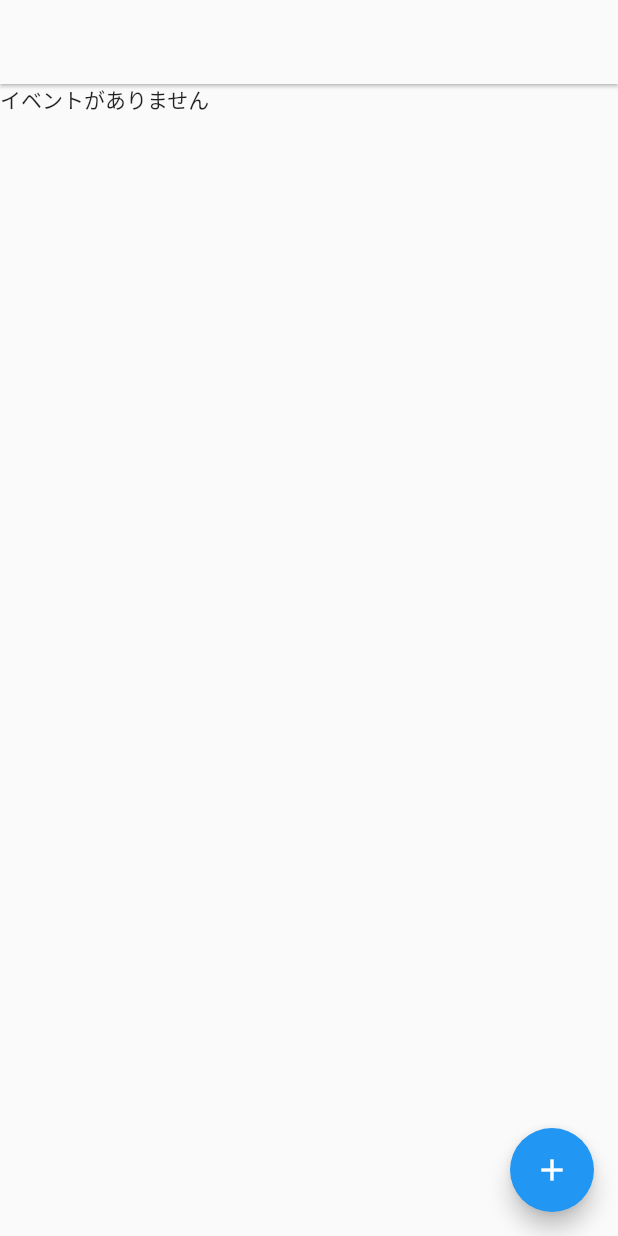
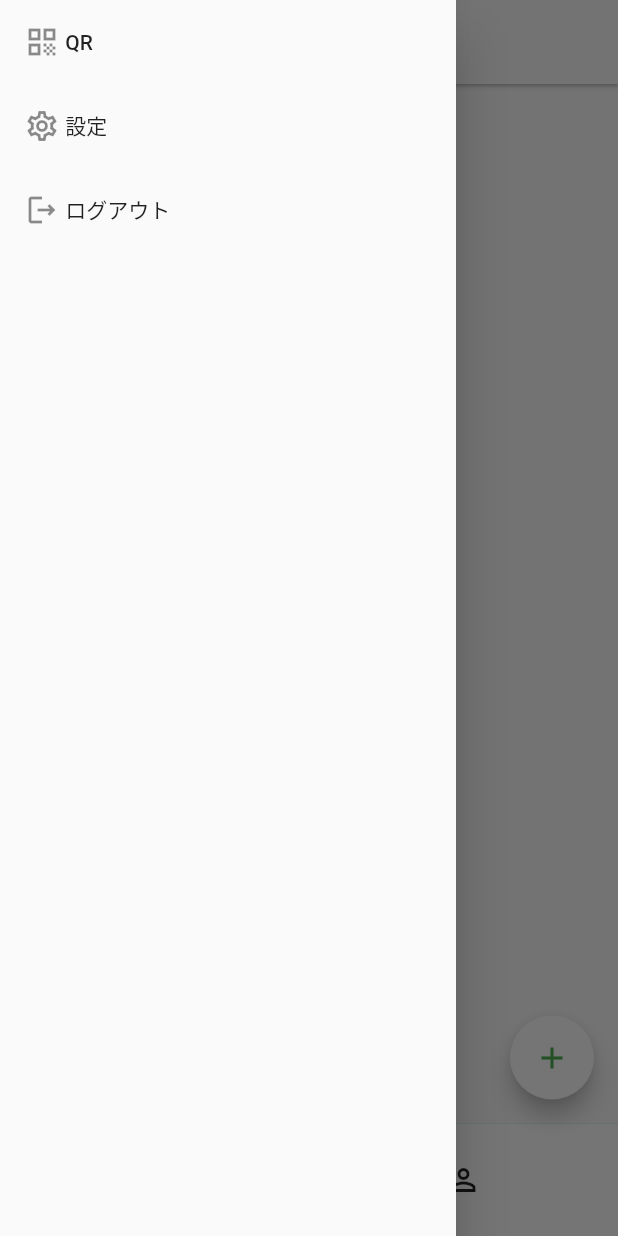
Before and after one commit to yusei-murai/warikanking_frontend, a Flutter app: the screen it shows after launch, with the side drawer open (before the commit the screen has no drawer), on a phone screen of 412 x 824 dp. Run offline on Flutter 3.47's test engine with Material 2 defaults, Android fonts, the phone set to English and light mode, and no system bars; drawn by our look-alikes of curved_navigation_bar; our stand-ins replace flutter_secure_storage, google_fonts, sqflite; accounts and stored records are empty; network calls fail.

Commit message:
nameマッピング

```diff
--- a/lib/apis/events_api.dart
+++ b/lib/apis/events_api.dart
@@ -1,18 +1,22 @@
 import 'dart:convert';
 
 import 'package:http/http.dart' as http;
+import 'package:warikanking_frontend/infras/secure_storage_infra.dart';
 
 class EventsApi{
-  static Future<List<dynamic>>? getEvents(String userId) async {
+  static Future<List?> getEvents(String userId) async {
     try{
       Uri url = Uri.parse('http://10.0.2.2:8000/api/v1/users/$userId/events/');
-      Map<String, String> headers = {'content-type': 'application/json'};
+      var jwtToken = await SecureStorageInfra.readAllStorage();
+      Map<String, String> headers = {'content-type': 'application/json; charset=utf8','Authentication': 'JWT ${jwtToken['access']}'};
 
       http.Response response = await http.get(url, headers: headers);
 
       if (response.statusCode == 200) {
         List data = jsonDecode(response.body);
         return data;
+      } else if (response.statusCode == 403){
+        throw Exception('login');
       } else {
         throw Exception('Failed to load data');
       }
@@ -24,10 +28,9 @@ class EventsApi{
   static Future<List<dynamic>>? createEvents(Map<String,dynamic> requestEvent) async {
     try{
       Uri url = Uri.parse('http://10.0.2.2:8000/api/v1/events/create/');
-      Map<String, String> headers = {'content-type': 'application/json'};
+      Map<String, String> headers = {'content-type': 'application/json; charset=utf8'};
       String body = json.encode({
         'name': requestEvent['name'],
-        'total': 0,
         'user_ids': requestEvent['user_ids']
       });
 
@@ -44,4 +47,26 @@ class EventsApi{
       throw Exception('Failed to load data');
     }
   }
+
+  static Future<List?> adjustEvents(String eventId) async {
+    try{
+      Uri url = Uri.parse('http://10.0.2.2:8000/api/v1/events/$eventId/adjustment/');
+      var jwtToken = await SecureStorageInfra.readAllStorage();
+      Map<String, String> headers = {'content-type': 'application/json','Authentication': 'JWT ${jwtToken['access']}'};
+
+      http.Response response = await http.post(url, headers: headers);
+
+      if (response.statusCode == 200) {
+        List data = jsonDecode(response.body);
+        return data;
+      } else if (response.statusCode == 403){
+        throw Exception('login');
+      } else {
+        var data = jsonDecode(response.body);
+        throw Exception(data["message"]);
+      }
+    }catch(e){
+      throw Exception('Failed to load data');
+    }
+  }
 }
--- a/lib/main.dart
+++ b/lib/main.dart
@@ -1,11 +1,13 @@
 import 'package:flutter/material.dart';
 import 'package:google_fonts/google_fonts.dart';
 import 'package:provider/provider.dart';
+import 'package:warikanking_frontend/providers/bottom_navigation_bar_provider.dart';
 import 'package:warikanking_frontend/providers/hide_password_provider.dart';
 import 'package:warikanking_frontend/views/accounts/signin_page.dart';
 import 'package:warikanking_frontend/views/accounts/signup_page.dart';
 import 'package:warikanking_frontend/views/events/event_list_page.dart';
-import 'package:warikanking_frontend/views/pays/input_pay_page.dart';
+import 'package:warikanking_frontend/views/pays/new_pay_page.dart';
+import 'package:warikanking_frontend/views/screen.dart';
 
 void main() {
   runApp(const MyApp());
@@ -22,7 +24,8 @@ class MyApp extends StatelessWidget {
         ChangeNotifierProvider(create: (context) => ChangeHidePassword()),
         ChangeNotifierProvider(create: (context) => SetSignupErrorMessage()),
         ChangeNotifierProvider(create: (context) => SetSigninErrorMessage()),
-        ChangeNotifierProvider(create: (context) => PaymentProvider()),
+        ChangeNotifierProvider(create: (context) => SelectedUsersProvider()),
+        ChangeNotifierProvider(create: (context) => BottomNavigationBarProvider()),
       ],
       child: MaterialApp(
         title: "warikanking",
@@ -32,7 +35,7 @@ class MyApp extends StatelessWidget {
               Theme.of(context).textTheme
           ),
         ),
-        home: EventListPage(),
+        home: Screen(),
       ),
     );
   }
--- /dev/null
+++ b/lib/providers/bottom_navigation_bar_provider.dart
@@ -0,0 +1,10 @@
+import 'package:flutter/material.dart';
+
+class BottomNavigationBarProvider with ChangeNotifier {
+  int selectedIndex = 0;
+  int get currentIndex => selectedIndex;
+  set currentIndex(int index) {
+    selectedIndex = index;
+    notifyListeners();
+  }
+}
--- a/lib/usecases/get_events_usecase.dart
+++ b/lib/usecases/get_events_usecase.dart
@@ -6,6 +6,9 @@ class GetEventsUsecase{
       var _result = await EventsApi.getEvents(userId);
       return _result;
     }catch(e){
+      if(e=="login"){
+        return "login";
+      }
       return null;
     }
   }
--- a/lib/views/accounts/signin_page.dart
+++ b/lib/views/accounts/signin_page.dart
@@ -5,6 +5,7 @@ import 'package:provider/provider.dart';
 import 'package:warikanking_frontend/providers/hide_password_provider.dart';
 import 'package:warikanking_frontend/usecases/signin_usecase.dart';
 import 'package:warikanking_frontend/views/accounts/signup_page.dart';
+import 'package:warikanking_frontend/views/screen.dart';
 
 class SetSigninErrorMessage with ChangeNotifier {
   String errorMsg = "";
@@ -72,6 +73,8 @@ class SigninPage extends StatelessWidget {
                         var _result = await SigninUsecase.signinUsecase(emailController.text, passController.text);
                         if(_result == null){
                           errorMsg.setErrorMessage("ログインに失敗しました");
+                        }else if(_result == true){
+                          Navigator.push(context,MaterialPageRoute(builder: (context) => Screen()));
                         }
                       }else{
                         errorMsg.setErrorMessage("入力項目に誤りがあります");
--- a/lib/views/events/event_list_page.dart
+++ b/lib/views/events/event_list_page.dart
@@ -2,47 +2,63 @@ import 'dart:async';
 
 import 'package:flutter/material.dart';
 import 'package:flutter/widgets.dart';
+import 'package:intl/intl.dart';
 import 'package:warikanking_frontend/apis/events_api.dart';
 import 'package:warikanking_frontend/usecases/get_events_usecase.dart';
 import 'package:warikanking_frontend/utils/widget_utils.dart';
+import 'package:warikanking_frontend/views/accounts/signin_page.dart';
 import 'package:warikanking_frontend/views/events/event_page.dart';
 
 class EventListPage extends StatelessWidget {
   @override
   Widget build(BuildContext context) {
     return Scaffold(
-      appBar: AppBarUtils.screenAppBar(context, ""),
-      body: FutureBuilder<dynamic>(
-        future: GetEventsUsecase.getEvents("12c7be59-1b7c-40a4-bda0-34793282dc77"),
-        builder: (BuildContext context, snapshot) {
+      body: Container(
+        color: Colors.greenAccent,
+        child: FutureBuilder<dynamic>(
+          future: GetEventsUsecase.getEvents("9b08b2d5-8bba-4a68-8d6c-e93d6ae274c7"),
+          builder: (context, snapshot) {
+            if (snapshot.connectionState == ConnectionState.waiting) {
+              return const Center(
+                child: CircularProgressIndicator(),
+              );
+            }
             if(snapshot.hasData){
-            return ListView.builder(
+              if(snapshot.data=="login"){
+                Navigator.push(
+                  context,
+                  MaterialPageRoute(builder: (context) => SigninPage()),
+                );
+              }
+              return RefreshIndicator(
+                backgroundColor: Colors.blue,
+                color: Colors.white,
+                onRefresh: () async {
+                  await GetEventsUsecase.getEvents("9b08b2d5-8bba-4a68-8d6c-e93d6ae274c7");
+                },
+                child: ListView.builder(
                     itemCount: snapshot.data!.length,
                     itemBuilder: (context,index){
-                  return ListTile(
+                      return Card(
+                        child: ListTile(
                           title: Text(snapshot.data![index]['name']),
+                          trailing: Text(DateFormat('yyyy/M/d').format(DateTime.parse(snapshot.data![index]['created_at'])),style: const TextStyle(fontSize: 12.0)),
                           onTap: () {
                              Navigator.push(
                                context,
                                MaterialPageRoute(builder: (context) => EventPage(eventId: snapshot.data![index]['id'], eventName: snapshot.data![index]['name'])),
                              );
                           },
+                        ),
                       );
                     }
+                ),
               );
             }else{
               return const Text("イベントがありません");
             }
           }
           ),
-      floatingActionButton: FloatingActionButton(
-          child: const Icon(Icons.add),
-          onPressed: () {
-            // Navigator.push(
-            //   context,
-            //   MaterialPageRoute(builder: (context) => NewEventPage()),
-            // );
-          }
       ),
       );
   }
--- /dev/null
+++ b/lib/views/screen.dart
@@ -0,0 +1,124 @@
+import 'package:curved_navigation_bar/curved_navigation_bar.dart';
+import 'package:flutter/cupertino.dart';
+import 'package:flutter/material.dart';
+import 'package:flutter/widgets.dart';
+import 'package:provider/provider.dart';
+import 'package:warikanking_frontend/providers/bottom_navigation_bar_provider.dart';
+import 'package:warikanking_frontend/utils/widget_utils.dart';
+import 'package:warikanking_frontend/views/accounts/my_page.dart';
+import 'package:warikanking_frontend/views/accounts/qr_page.dart';
+import 'package:warikanking_frontend/views/events/event_list_page.dart';
+
+class Screen extends StatelessWidget {
+  List<Widget> pageList = [
+    EventListPage(),
+    MyPage(),
+  ];
+
+  @override
+  Widget build(BuildContext context) {
+    final bottomNavigationBar = Provider.of<BottomNavigationBarProvider>(context);
+
+    return Scaffold(
+      appBar: AppBarUtils.screenAppBar(context,''),
+      drawer: Drawer(
+        child: ListView(
+          children: [
+            // UserAccountsDrawerHeader(
+            //   accountName: Text(me.name,style: const TextStyle(fontWeight: FontWeight.bold,fontSize: 25),),
+            //   accountEmail: Text(me.comment,style: const TextStyle(fontWeight: FontWeight.bold,fontSize: 15),),
+            //   // onDetailsPressed: () {
+            //   //   Navigator.push(
+            //   //     context,
+            //   //     MaterialPageRoute(builder: (context) => Screen()),
+            //   //   );
+            //   // },
+            // ),
+            ListTile(
+              title: Row(
+                mainAxisAlignment: MainAxisAlignment.start,
+                children: const [
+                  Icon(Icons.qr_code),
+                  Text(' QR'),
+                ],
+              ),
+              onTap: (){
+                Navigator.push(
+                  context,
+                  MaterialPageRoute(builder: (context) => QrPage()),
+                );
+              },
+            ),
+            ListTile(
+              title: Row(
+                mainAxisAlignment: MainAxisAlignment.start,
+                children: const [
+                  Icon(Icons.settings_outlined),
+                  Text(' 設定'),
+                ],
+              ),
+              onTap: (){
+
+              },
+            ),
+            ListTile(
+              onTap: (){
+                showDialog(
+                    context: context,
+                    builder: (context) {
+                      return CupertinoAlertDialog(
+                        title: const Text("ログアウト"),
+                        content: Text("からログアウトしますか？"),
+                        actions: <Widget>[
+                          CupertinoDialogAction(
+                            isDestructiveAction: true,
+                            onPressed: () => Navigator.pop(context),
+                            child: const Text("キャンセル"),
+                          ),
+                          CupertinoDialogAction(
+                              child: const Text("ログアウト"),
+                              onPressed: () {
+
+                              }
+                          ),
+                        ],
+                      );
+                    }
+                );
+              },
+
+              title: Row(
+                mainAxisAlignment: MainAxisAlignment.start,
+                children: const [
+                  Icon(Icons.logout_outlined),
+                  Text(' ログアウト'),
+                ],
+              ),
+            ),
+          ],
+        ),
+      ),
+      body: pageList[bottomNavigationBar.currentIndex],
+      bottomNavigationBar: CurvedNavigationBar(
+        backgroundColor: Colors.greenAccent,
+        onTap:(index){
+          bottomNavigationBar.currentIndex = index;
+        } ,
+        items: const [
+          Icon(Icons.event),
+          Icon(Icons.perm_identity_outlined),
+        ],
+      ),
+      floatingActionButton: FloatingActionButton(
+          backgroundColor: Colors.white,
+          child: const Icon(Icons.add, color: Colors.green,),
+          onPressed: () {
+            // Navigator.push(
+            //   context,
+            //   MaterialPageRoute(builder: (context) => NewEventPage()),
+            // );
+          }
+      ),
+    );
+  }
+}
--- a/pubspec.yaml
+++ b/pubspec.yaml
@@ -41,6 +41,8 @@ dependencies:
   flutter_secure_storage: ^8.0.0
   sqflite: ^2.0.2
   path:
+  curved_navigation_bar: ^1.0.3
+  intl:
 
 dev_dependencies:
   flutter_test:
```
Also changed, not shown: lib/apis/accounts_api.dart (+17 -2 lines), lib/apis/pays_api.dart (+32 -6 lines), lib/utils/widget_utils.dart (+12 -0 lines), lib/views/accounts/my_page.dart (added, +14 -0 lines), lib/views/accounts/qr_page.dart (added, +14 -0 lines), lib/views/events/adjust_event_page.dart (added, +100 -0 lines), lib/views/events/event_page.dart (+64 -3 lines), lib/views/pays/input_pay_page.dart (deleted, +0 -105 lines), lib/views/pays/new_pay_page.dart (added, +111 -0 lines), pubspec.lock. Lines whose indentation alone changed are shown as unchanged.
